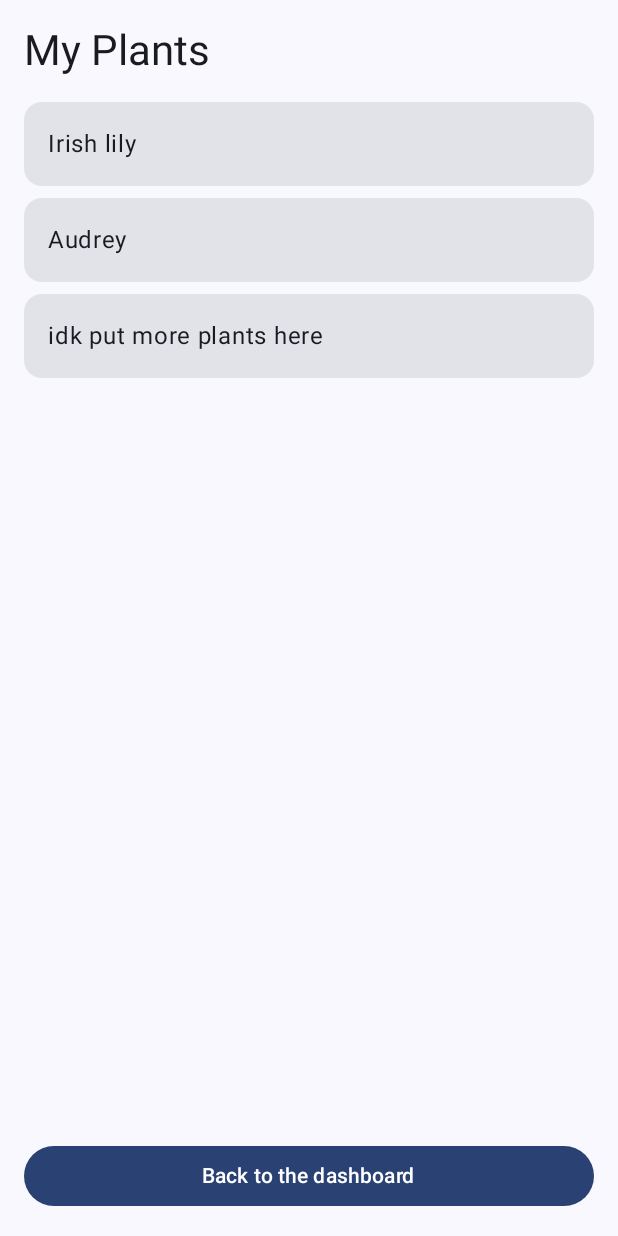
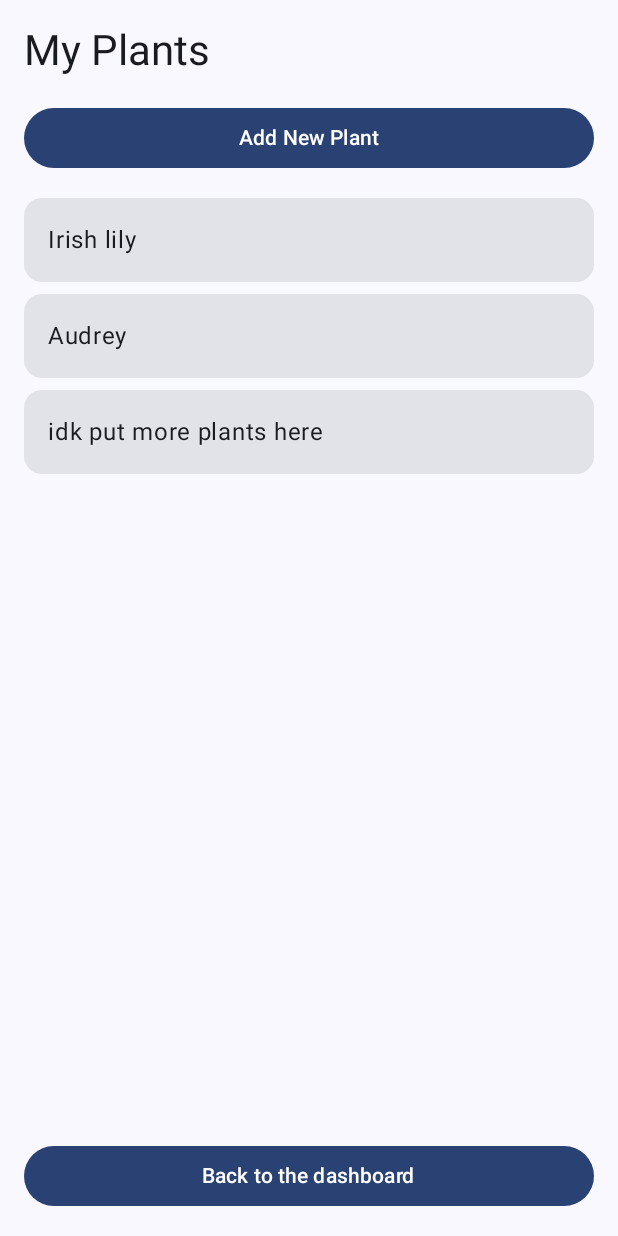
Before and after one commit to S00269936/PlantPal_MobileApplications, an Android app built with Jetpack Compose: the MyPlantsScreen screen opened through its navigation route, on a phone screen of 412 x 824 dp. Run offline under Robolectric (Android 15) with nearby library versions, the phone set to English and light mode, and no system bars.

Commit message:
plant form is working but no functionality

```diff
--- a/app/src/main/java/com/example/plantpal/MainActivity.kt
+++ b/app/src/main/java/com/example/plantpal/MainActivity.kt
@@ -15,6 +15,7 @@ import com.example.plantpal.screens.DashboardScreen
 import com.example.plantpal.screens.MyPlantsScreen
 import com.example.plantpal.ui.theme.PlantPalTheme
 import com.example.plantpal.screens.PlantDetailsScreen
+import com.example.plantpal.screens.PlantFormScreen
 
 class MainActivity : ComponentActivity() {
 
@@ -47,11 +48,21 @@ class MainActivity : ComponentActivity() {
                                 },
                                 onPlantClick = {
                                     navController.navigate("plantdetails")
+                                },
+                                onAddPlantClick = {
+                                    navController.navigate("plantform")
                                 }
                             )
                         }
                         composable("plantdetails") {
                             PlantDetailsScreen(
+                                onBackClick = {
+                                    navController.popBackStack()
+                                }
+                            )
+                        }
+                        composable("plantform") {
+                            PlantFormScreen(
                                 onBackClick = {
                                     navController.popBackStack()
                                 }
--- a/app/src/main/java/com/example/plantpal/screens/MyPlantsScreen.kt
+++ b/app/src/main/java/com/example/plantpal/screens/MyPlantsScreen.kt
@@ -11,7 +11,8 @@ import androidx.compose.ui.unit.dp
 @Composable
 fun MyPlantsScreen(
     onBackClick: () -> Unit,
-    onPlantClick: () -> Unit
+    onPlantClick: () -> Unit,
+    onAddPlantClick: () -> Unit
 ){
     val plants = listOf(
         "Irish lily",
@@ -22,6 +23,11 @@ fun MyPlantsScreen(
         .padding(16.dp)) {
         Text(text = "My Plants",
             style = MaterialTheme.typography.headlineMedium)
+        Spacer(modifier = Modifier.height(16.dp))
+        Button(
+            onClick = onAddPlantClick,
+            modifier = Modifier.fillMaxWidth()
+        ) {Text("Add New Plant") }
         Spacer(modifier = Modifier.height(16.dp))
         LazyColumn(
             verticalArrangement = Arrangement.spacedBy(8.dp),
```
Also changed, not shown: app/src/main/java/com/example/plantpal/screens/PlantFormScreen.kt (added, +61 -0 lines).
